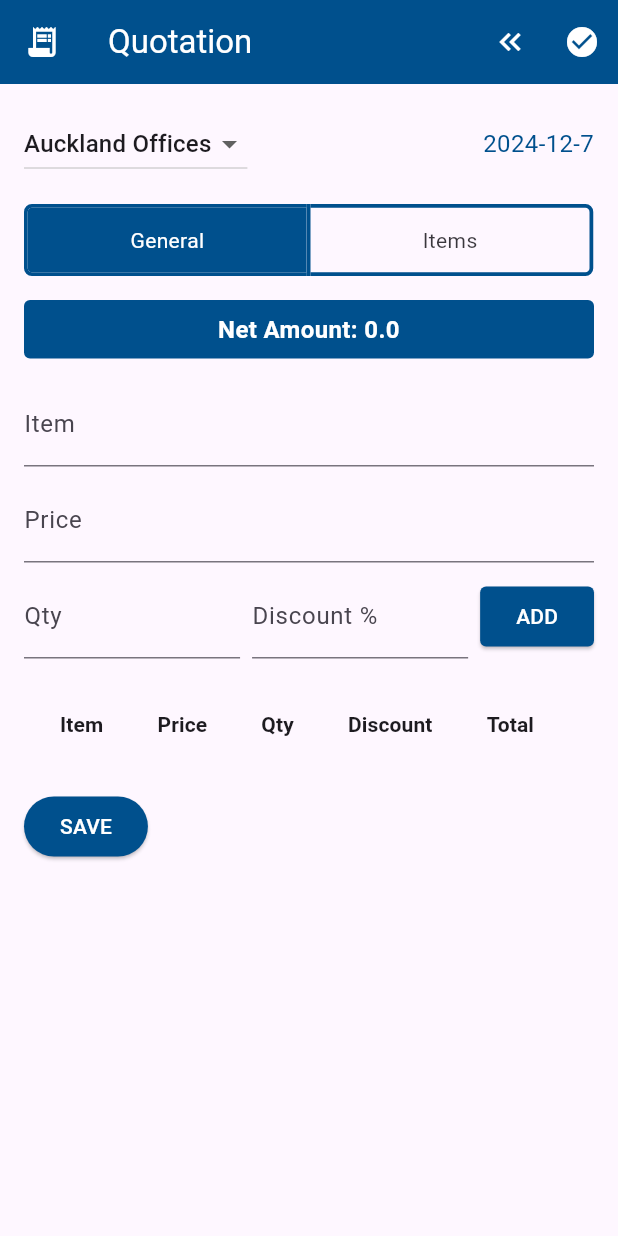
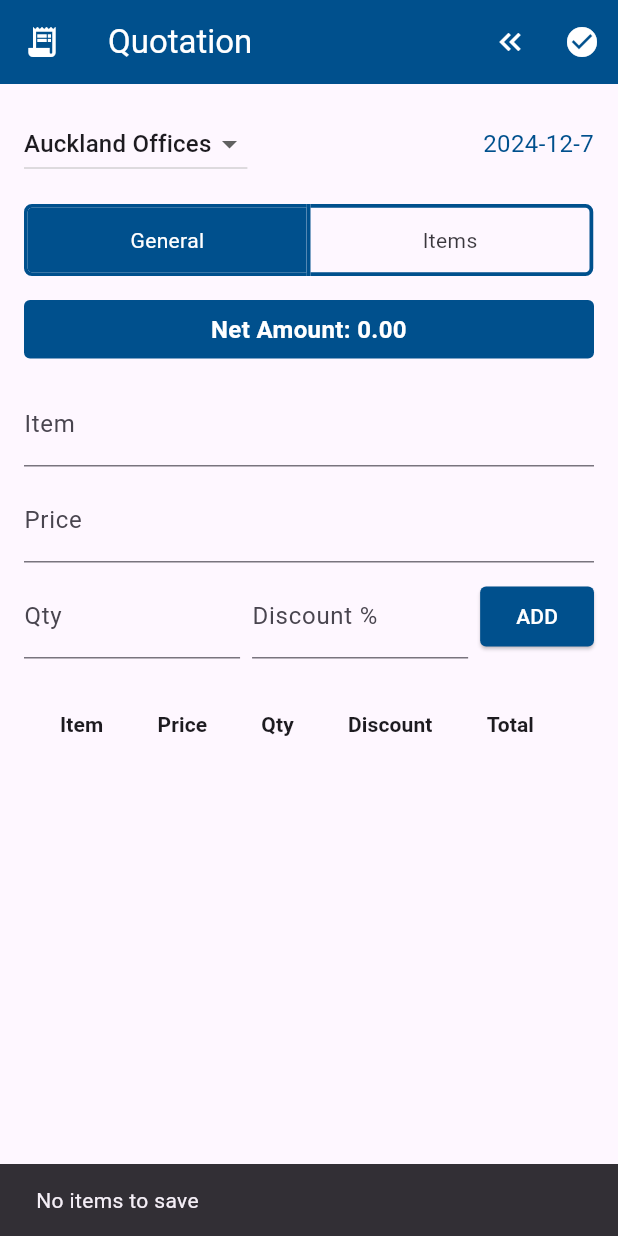
Before and after one commit to nimeshdkumarawansha/flutter_mvvm_sqlite_app, a Flutter app: the screen it shows after launch, after a tap on the "check circle" icon, on a phone screen of 412 x 824 dp. Run offline on Flutter 3.47's test engine with Material 3 defaults, Android fonts, the phone set to English and light mode, and no system bars; our stand-ins replace sqflite; accounts and stored records are empty.

Commit message:
quotation saved

```diff
--- a/lib/views/general_content.dart
+++ b/lib/views/general_content.dart
@@ -3,18 +3,22 @@ import 'package:flutter_mvvm_sqlite_app/constant/color.dart';
 import 'package:flutter_mvvm_sqlite_app/services/database_helper.dart';
 
 class GeneralContent extends StatefulWidget {
-  const GeneralContent({super.key});
+  final Function(List<Map<String, dynamic>>) onSave; // Change callback to pass data
+
+  const GeneralContent({super.key, required this.onSave});
 
   @override
-  State<GeneralContent> createState() => _GeneralContentState();
+  State<GeneralContent> createState() => GeneralContentState();
 }
 
-class _GeneralContentState extends State<GeneralContent> {
+class GeneralContentState extends State<GeneralContent> {
   final TextEditingController itemController = TextEditingController();
   final TextEditingController quantityController = TextEditingController();
   final TextEditingController priceController = TextEditingController();
   final TextEditingController discountController = TextEditingController();
-  final List<Map<String, dynamic>> tableData = [];
+
+  // Make tableData public so it can be accessed from outside
+  List<Map<String, dynamic>> tableData = [];
   final DatabaseHelper dbHelper = DatabaseHelper();
 
   double netAmount = 0;
@@ -77,25 +81,6 @@ class _GeneralContentState extends State<GeneralContent> {
     });
   }
 
-  void _saveData() async {
-    if (tableData.isEmpty) {
-      ScaffoldMessenger.of(context).showSnackBar(
-        const SnackBar(content: Text('No data to save')),
-      );
-      return;
-    }
-
-    await dbHelper.saveQuotations(tableData);
-    ScaffoldMessenger.of(context).showSnackBar(
-      const SnackBar(content: Text('Data saved successfully!')),
-    );
-
-    setState(() {
-      tableData.clear();
-      netAmount = 0;
-    });
-  }
-
   @override
   Widget build(BuildContext context) {
     return Column(
@@ -109,7 +94,7 @@ class _GeneralContentState extends State<GeneralContent> {
             borderRadius: BorderRadius.circular(4),
           ),
           child: Text(
-            'Net Amount: $netAmount',
+            'Net Amount: ${netAmount.toStringAsFixed(2)}',
             style: const TextStyle(
               color: Colors.white,
               fontWeight: FontWeight.bold,
@@ -220,14 +205,6 @@ class _GeneralContentState extends State<GeneralContent> {
             );
           },
         ),
-        const SizedBox(height: 16),
-        ElevatedButton(
-          onPressed: _saveData,
-          style: ElevatedButton.styleFrom(
-            backgroundColor: kPrimaryColor,
-          ),
-          child: const Text('SAVE', style: TextStyle(color: Colors.white)),
-        ),
       ],
     );
   }
--- a/lib/views/quotation.dart
+++ b/lib/views/quotation.dart
@@ -14,7 +14,7 @@ class QuotationView extends StatefulWidget {
 
 class _QuotationViewState extends State<QuotationView> {
   final ValueNotifier<bool> isGeneralView = ValueNotifier<bool>(true);
-  final List<Map<String, String>> items = [];
+  final GlobalKey<GeneralContentState> _generalContentKey = GlobalKey<GeneralContentState>();
 
   @override
   void dispose() {
@@ -22,10 +22,30 @@ class _QuotationViewState extends State<QuotationView> {
     super.dispose();
   }
 
+  void _saveData() async {
+    if (isGeneralView.value) {
+      final generalContentState = _generalContentKey.currentState;
+
+      if (generalContentState != null && generalContentState.tableData.isNotEmpty) {
+        // Here you would typically save to database
+        // For example:
+        // await dbHelper.saveQuotations(generalContentState.tableData);
+
+        ScaffoldMessenger.of(context).showSnackBar(
+          SnackBar(content: Text('Saved ${generalContentState.tableData.length} items')),
+        );
+      } else {
+        ScaffoldMessenger.of(context).showSnackBar(
+          const SnackBar(content: Text('No items to save')),
+        );
+      }
+    }
+  }
+
   @override
   Widget build(BuildContext context) {
     return Scaffold(
-      appBar: const QuotationAppBar(),
+      appBar: QuotationAppBar(onSave: _saveData),
       body: SingleChildScrollView(
         padding: const EdgeInsets.all(16.0),
         child: Column(
@@ -38,7 +58,14 @@ class _QuotationViewState extends State<QuotationView> {
             ValueListenableBuilder<bool>(
               valueListenable: isGeneralView,
               builder: (context, isGeneral, child) {
-                return isGeneral ? GeneralContent() : const ItemForm();
+                return isGeneral
+                    ? GeneralContent(
+                        key: _generalContentKey,
+                        onSave: (tableData) {
+                          // Optional: you can add any additional logic here if needed
+                        }
+                      )
+                    : const ItemForm();
               },
             ),
           ],
--- a/lib/views/quotation_app_bar.dart
+++ b/lib/views/quotation_app_bar.dart
@@ -2,7 +2,9 @@ import 'package:flutter/material.dart';
 import 'package:flutter_mvvm_sqlite_app/constant/color.dart';
 
 class QuotationAppBar extends StatelessWidget implements PreferredSizeWidget {
-  const QuotationAppBar({super.key});
+  final VoidCallback onSave; // Accepts a callback for the save functionality
+
+  const QuotationAppBar({super.key, required this.onSave});
 
   @override
   Widget build(BuildContext context) {
@@ -11,13 +13,14 @@ class QuotationAppBar extends StatelessWidget implements PreferredSizeWidget {
       title: const Text('Quotation', style: TextStyle(color: Colors.white)),
       backgroundColor: kPrimaryColor,
       actions: [
+        // Action for the left arrow
         IconButton(
           onPressed: () {},
-          icon: const Icon(Icons.keyboard_double_arrow_left,
-              color: Colors.white),
+          icon: const Icon(Icons.keyboard_double_arrow_left, color: Colors.white),
         ),
+        // Action for the check icon
         IconButton(
-          onPressed: () {},
+          onPressed: onSave, // Call the passed save function when clicked
           icon: const Icon(Icons.check_circle, color: Colors.white),
         ),
       ],
```
